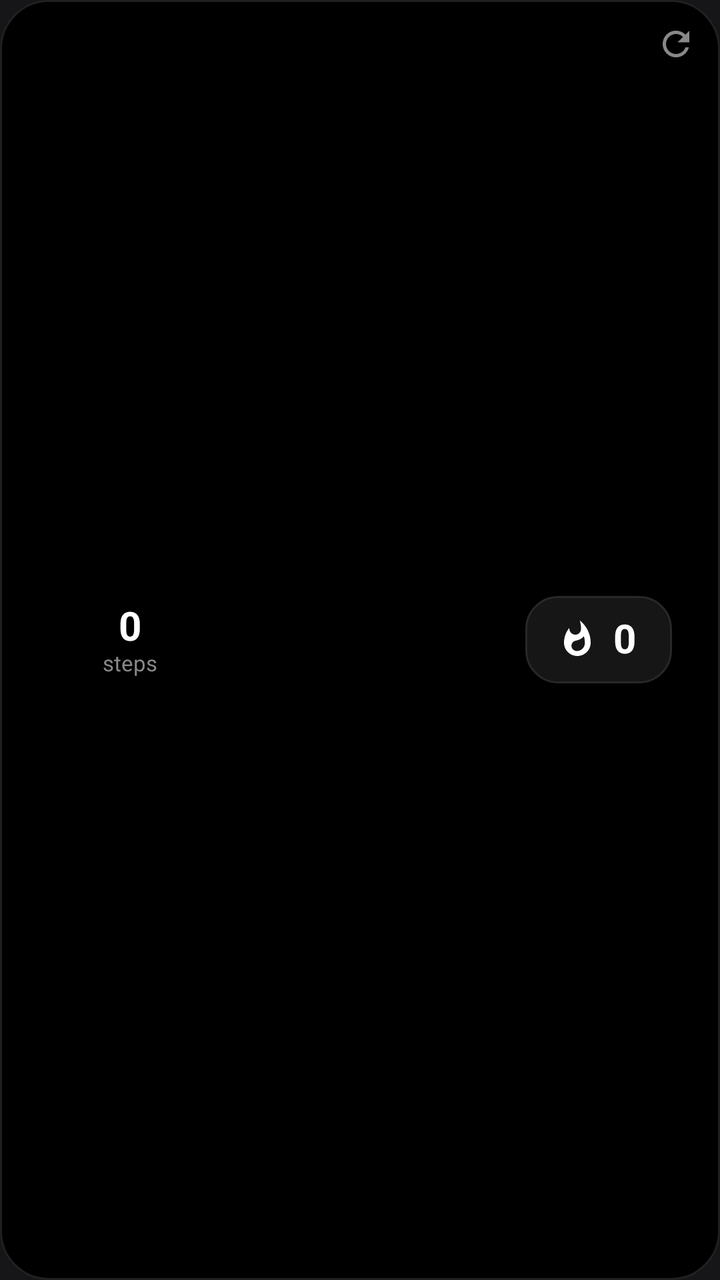
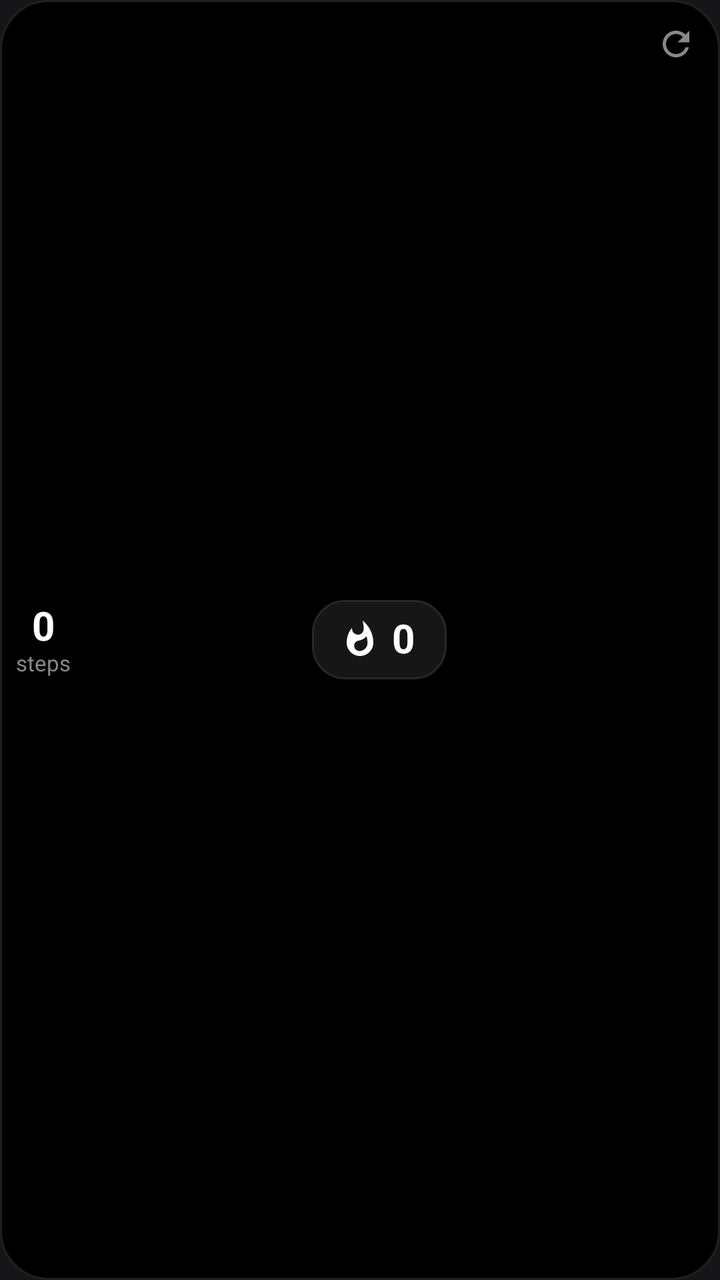

The first picture is an Android layout as it rendered before a commit; the second is the same layout after the commit. The layout source and the unified diff follow.
<!-- AndroidManifest.xml: application theme AppTheme -->
<!-- res/layout/widget_steps.xml -->
<?xml version="1.0" encoding="utf-8"?>
<RelativeLayout xmlns:android="http://schemas.android.com/apk/res/android"
    android:id="@+id/widget_steps_root"
    android:layout_width="match_parent"
    android:layout_height="match_parent"
    android:background="@drawable/widget_background"
    android:padding="8dp"
    android:clickable="true"
    android:focusable="true">

    
    <ImageView
        android:id="@+id/widget_refresh_button"
        android:layout_width="28dp"
        android:layout_height="28dp"
        android:layout_alignParentTop="true"
        android:layout_alignParentEnd="true"
        android:padding="4dp"
        android:src="@drawable/ic_widget_refresh"
        android:contentDescription="Refresh Steps"
        android:clickable="true"
        android:focusable="true" />

    
    <FrameLayout
        android:id="@+id/widget_ring_container"
        android:layout_width="114dp"
        android:layout_height="match_parent"
        android:layout_alignParentStart="true"
        android:layout_centerVertical="true">

        <ImageView
            android:id="@+id/widget_progress_ring"
            android:layout_width="match_parent"
            android:layout_height="match_parent"
            android:layout_gravity="center"
            android:contentDescription="Step Goal Progress Ring" />

        <LinearLayout
            android:layout_width="wrap_content"
            android:layout_height="wrap_content"
            android:layout_gravity="center"
            android:orientation="vertical"
            android:gravity="center">

            <TextView
                android:id="@+id/widget_step_count"
                android:layout_width="wrap_content"
                android:layout_height="wrap_content"
                android:text="0"
                android:textColor="#FFFFFF"
                android:textSize="20sp"
                android:textStyle="bold"
                android:includeFontPadding="false" />

            <TextView
                android:layout_width="wrap_content"
                android:layout_height="wrap_content"
                android:text="steps"
                android:textColor="#888888"
                android:textSize="11sp"
                android:includeFontPadding="false" />
        </LinearLayout>
    </FrameLayout>

    
    <LinearLayout
        android:id="@+id/widget_calories_box"
        android:layout_width="wrap_content"
        android:layout_height="wrap_content"
        android:layout_centerVertical="true"
        android:layout_alignParentEnd="true"
        android:layout_marginEnd="16dp"
        android:background="@drawable/widget_box_background"
        android:gravity="center"
        android:orientation="horizontal"
        android:paddingStart="16dp"
        android:paddingEnd="18dp"
        android:paddingTop="10dp"
        android:paddingBottom="10dp">

        <ImageView
            android:layout_width="20dp"
            android:layout_height="20dp"
            android:layout_marginEnd="8dp"
            android:src="@drawable/ic_fire_white"
            android:contentDescription="Calories Burned" />

        <TextView
            android:id="@+id/widget_calories_count"
            android:layout_width="wrap_content"
            android:layout_height="wrap_content"
            android:text="0"
            android:textColor="#FFFFFF"
            android:textSize="20sp"
            android:textStyle="bold"
            android:includeFontPadding="false" />
    </LinearLayout>

</RelativeLayout>
<!-- resources referenced by this layout -->
<resources>
  <!-- drawable ic_fire_white (drawable) -->
  <?xml version="1.0" encoding="utf-8"?>
  <vector xmlns:android="http://schemas.android.com/apk/res/android"
      android:width="24dp"
      android:height="24dp"
      android:viewportWidth="24"
      android:viewportHeight="24">
      <path
          android:fillColor="#FFFFFF"
          android:pathData="M13.5,0.67s0.74,2.65 0.74,4.8c0,2.06 -1.35,3.73 -3.41,3.73 -2.07,0 -3.63,-1.67 -3.63,-3.73l0.03,-0.36C5.21,7.51 4,10.62 4,14c0,4.42 3.58,8 8,8s8,-3.58 8,-8C20,8.61 17.41,3.8 13.5,0.67zM11.71,19c-1.78,0 -3.22,-1.4 -3.22,-3.14 0,-1.62 1.05,-2.76 2.81,-3.12 1.77,-0.36 3.6,-1.21 4.62,-2.58 0.39,1.29 0.59,2.65 0.59,4.04 0,2.65 -2.15,4.8 -4.8,4.8z" />
  </vector>
  <!-- drawable ic_widget_refresh (drawable) -->
  <?xml version="1.0" encoding="utf-8"?>
  <vector xmlns:android="http://schemas.android.com/apk/res/android"
      android:width="20dp"
      android:height="20dp"
      android:viewportWidth="24"
      android:viewportHeight="24">
      <path
          android:fillColor="#888888"
          android:pathData="M17.65,6.35C16.2,4.9 14.21,4 12,4c-4.42,0 -7.99,3.58 -7.99,8s3.57,8 7.99,8c3.73,0 6.84,-2.55 7.73,-6h-2.08c-0.82,2.33 -3.04,4 -5.65,4 -3.31,0 -6,-2.69 -6,-6s2.69,-6 6,-6c1.66,0 3.14,0.69 4.22,1.78L13,11h7V4l-2.35,2.35z" />
  </vector>
  <!-- drawable widget_background (drawable) -->
  <?xml version="1.0" encoding="utf-8"?>
  <shape xmlns:android="http://schemas.android.com/apk/res/android"
      android:shape="rectangle">
      <solid android:color="#000000" />
      <corners android:radius="24dp" />
      <stroke
          android:width="1dp"
          android:color="#202020" />
  </shape>
  <!-- drawable widget_box_background (drawable) -->
  <?xml version="1.0" encoding="utf-8"?>
  <shape xmlns:android="http://schemas.android.com/apk/res/android"
      android:shape="rectangle">
      <solid android:color="#161616" />
      <corners android:radius="16dp" />
      <stroke
          android:width="1dp"
          android:color="#282828" />
  </shape>
  <style name="AppTheme" parent="Theme.AppCompat.DayNight.NoActionBar">
          
          <item name="android:editTextBackground">@drawable/rn_edit_text_material</item>
          <item name="android:windowBackground">@color/splash_background</item>
          <item name="android:statusBarColor">@color/splash_background</item>
          <item name="android:navigationBarColor">@color/splash_background</item>
      </style>
  <!-- drawable rn_edit_text_material (drawable) -->
  <?xml version="1.0" encoding="utf-8"?>
  <inset xmlns:android="http://schemas.android.com/apk/res/android"
         android:insetLeft="@dimen/abc_edit_text_inset_horizontal_material"
         android:insetRight="@dimen/abc_edit_text_inset_horizontal_material"
         android:insetTop="@dimen/abc_edit_text_inset_top_material"
         android:insetBottom="@dimen/abc_edit_text_inset_bottom_material"
         >
  
      <selector>
          
          <item android:state_enabled="false" android:drawable="@drawable/abc_textfield_default_mtrl_alpha"/>
          <item android:drawable="@drawable/abc_textfield_activated_mtrl_alpha"/>
      </selector>
  
  </inset>
  <color name="splash_background">#161618</color>
</resources>

<!-- the commit's change to res/layout/widget_steps.xml (unified diff, before → after) -->
@@ -22,79 +22,94 @@
         android:focusable="true" />
 
     
-    <FrameLayout
-        android:id="@+id/widget_ring_container"
-        android:layout_width="114dp"
+    <LinearLayout
+        android:layout_width="match_parent"
         android:layout_height="match_parent"
-        android:layout_alignParentStart="true"
-        android:layout_centerVertical="true">
+        android:orientation="horizontal"
+        android:gravity="center_vertical">
 
-        <ImageView
-            android:id="@+id/widget_progress_ring"
-            android:layout_width="match_parent"
+        
+        <FrameLayout
+            android:id="@+id/widget_ring_container"
+            android:layout_width="wrap_content"
             android:layout_height="match_parent"
-            android:layout_gravity="center"
-            android:contentDescription="Step Goal Progress Ring" />
+            android:layout_gravity="center_vertical">
 
-        <LinearLayout
-            android:layout_width="wrap_content"
-            android:layout_height="wrap_content"
-            android:layout_gravity="center"
-            android:orientation="vertical"
-            android:gravity="center">
+            <ImageView
+                android:id="@+id/widget_progress_ring"
+                android:layout_width="wrap_content"
+                android:layout_height="match_parent"
+                android:layout_gravity="center"
+                android:adjustViewBounds="true"
+                android:scaleType="fitCenter"
+                android:contentDescription="Step Goal Progress Ring" />
 
-            <TextView
-                android:id="@+id/widget_step_count"
+            <LinearLayout
                 android:layout_width="wrap_content"
                 android:layout_height="wrap_content"
-                android:text="0"
-                android:textColor="#FFFFFF"
-                android:textSize="20sp"
-                android:textStyle="bold"
-                android:includeFontPadding="false" />
+                android:layout_gravity="center"
+                android:orientation="vertical"
+                android:gravity="center">
 
-            <TextView
+                <TextView
+                    android:id="@+id/widget_step_count"
+                    android:layout_width="wrap_content"
+                    android:layout_height="wrap_content"
+                    android:text="0"
+                    android:textColor="#FFFFFF"
+                    android:textSize="20sp"
+                    android:textStyle="bold"
+                    android:includeFontPadding="false" />
+
+                <TextView
+                    android:layout_width="wrap_content"
+                    android:layout_height="wrap_content"
+                    android:text="steps"
+                    android:textColor="#888888"
+                    android:textSize="11sp"
+                    android:includeFontPadding="false" />
+            </LinearLayout>
+        </FrameLayout>
+
+        
+        <LinearLayout
+            android:layout_width="0dp"
+            android:layout_height="match_parent"
+            android:layout_weight="1"
+            android:gravity="center"
+            android:orientation="vertical"
+            android:paddingEnd="8dp">
+
+            <LinearLayout
+                android:id="@+id/widget_calories_box"
                 android:layout_width="wrap_content"
                 android:layout_height="wrap_content"
-                android:text="steps"
-                android:textColor="#888888"
-                android:textSize="11sp"
-                android:includeFontPadding="false" />
+                android:background="@drawable/widget_box_background"
+                android:gravity="center"
+                android:orientation="horizontal"
+                android:paddingStart="14dp"
+                android:paddingEnd="16dp"
+                android:paddingTop="8dp"
+                android:paddingBottom="8dp">
+
+                <ImageView
+                    android:layout_width="20dp"
+                    android:layout_height="20dp"
+                    android:layout_marginEnd="6dp"
+                    android:src="@drawable/ic_fire_white"
+                    android:contentDescription="Calories Burned" />
+
+                <TextView
+                    android:id="@+id/widget_calories_count"
+                    android:layout_width="wrap_content"
+                    android:layout_height="wrap_content"
+                    android:text="0"
+                    android:textColor="#FFFFFF"
+                    android:textSize="20sp"
+                    android:textStyle="bold"
+                    android:includeFontPadding="false" />
+            </LinearLayout>
         </LinearLayout>
-    </FrameLayout>
-
-    
-    <LinearLayout
-        android:id="@+id/widget_calories_box"
-        android:layout_width="wrap_content"
-        android:layout_height="wrap_content"
-        android:layout_centerVertical="true"
-        android:layout_alignParentEnd="true"
-        android:layout_marginEnd="16dp"
-        android:background="@drawable/widget_box_background"
-        android:gravity="center"
-        android:orientation="horizontal"
-        android:paddingStart="16dp"
-        android:paddingEnd="18dp"
-        android:paddingTop="10dp"
-        android:paddingBottom="10dp">
-
-        <ImageView
-            android:layout_width="20dp"
-            android:layout_height="20dp"
-            android:layout_marginEnd="8dp"
-            android:src="@drawable/ic_fire_white"
-            android:contentDescription="Calories Burned" />
-
-        <TextView
-            android:id="@+id/widget_calories_count"
-            android:layout_width="wrap_content"
-            android:layout_height="wrap_content"
-            android:text="0"
-            android:textColor="#FFFFFF"
-            android:textSize="20sp"
-            android:textStyle="bold"
-            android:includeFontPadding="false" />
     </LinearLayout>
 
 </RelativeLayout>
